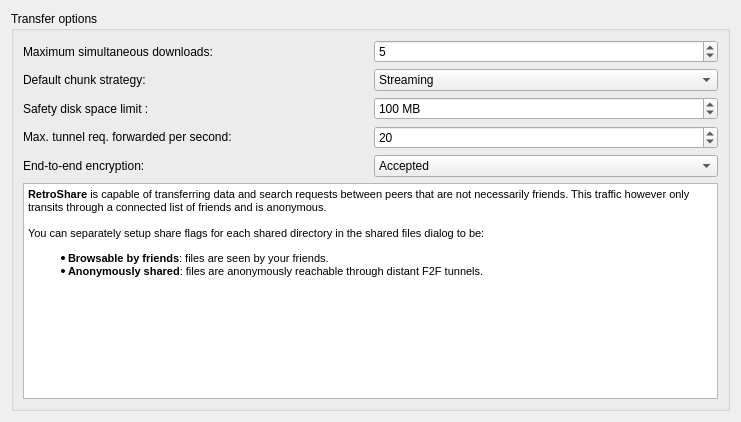
RetroShare/RetroShare, file retroshare-gui/src/gui/settings/TransferPage.ui: the form before one commit.
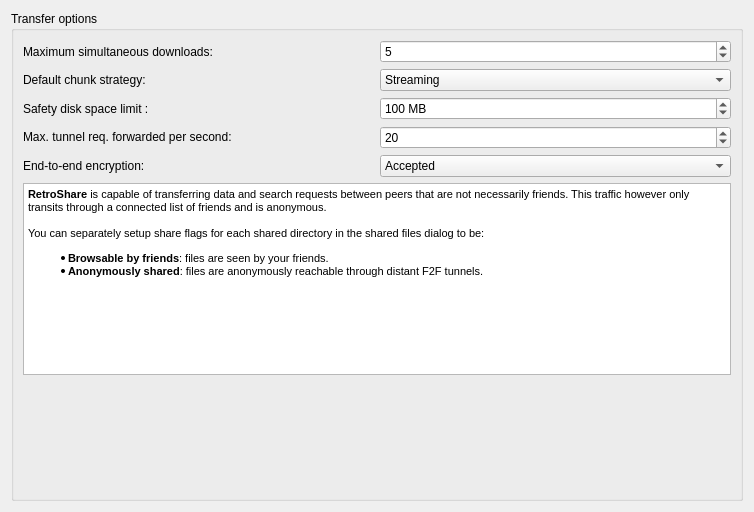
The form after the commit.

Commit message: pass over settings to improve layouts

Patch:
```diff
--- a/retroshare-gui/src/gui/settings/TransferPage.ui
+++ b/retroshare-gui/src/gui/settings/TransferPage.ui
@@ -6,8 +6,8 @@
    <rect>
     <x>0</x>
     <y>0</y>
-    <width>741</width>
-    <height>422</height>
+    <width>754</width>
+    <height>512</height>
    </rect>
   </property>
   <layout class="QVBoxLayout" name="verticalLayout">
@@ -181,6 +181,19 @@
         </property>
        </widget>
       </item>
+      <item>
+       <spacer name="verticalSpacer">
+        <property name="orientation">
+         <enum>Qt::Vertical</enum>
+        </property>
+        <property name="sizeHint" stdset="0">
+         <size>
+          <width>20</width>
+          <height>40</height>
+         </size>
+        </property>
+       </spacer>
+      </item>
      </layout>
     </widget>
    </item>
```
The commit also changes 6 other files.
